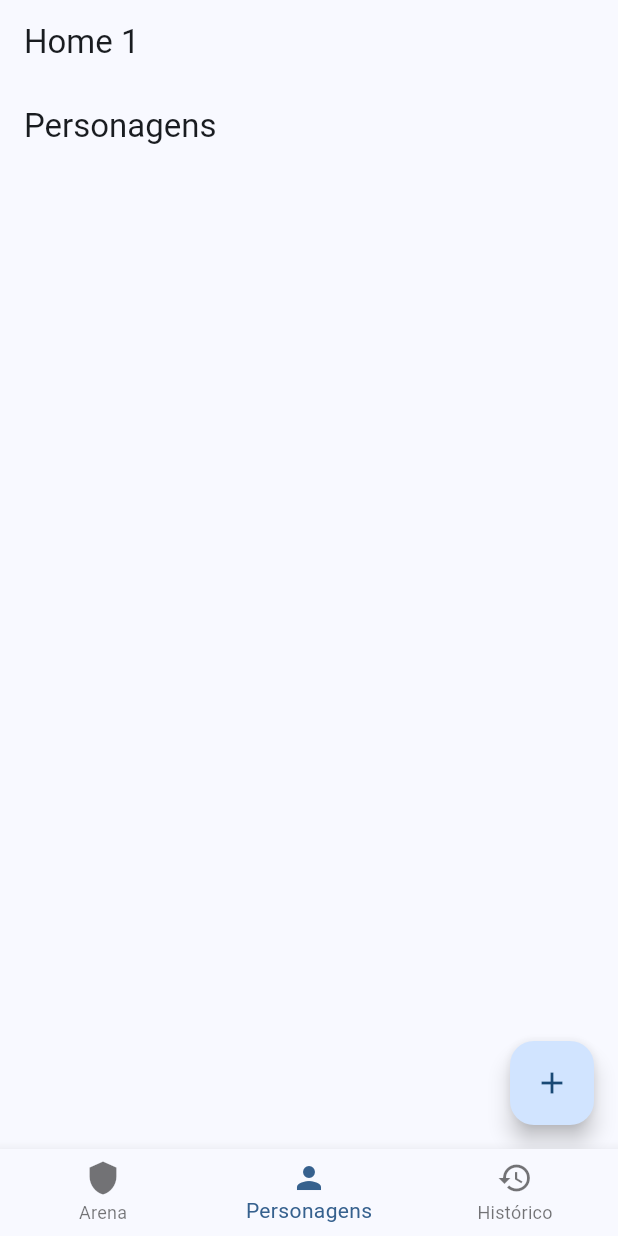
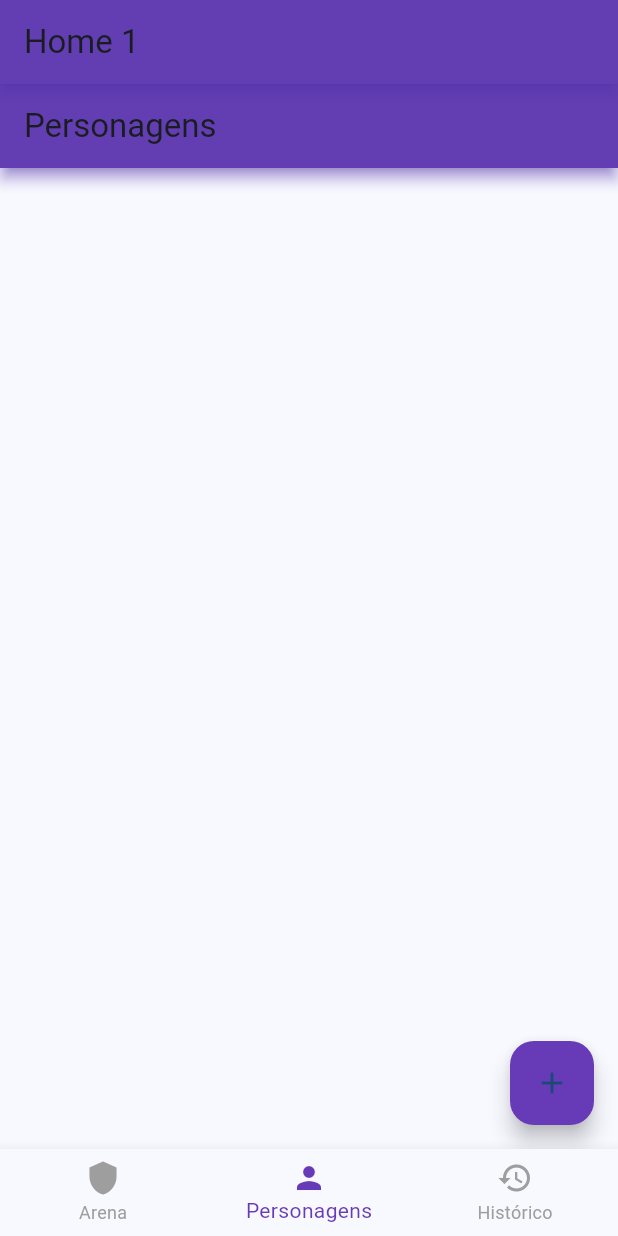
Before and after one commit to luisshooter/rpg_dart, a Flutter app: the screen it shows after launch, item 2 of the bottom bar chosen, on a phone screen of 412 x 824 dp. Run offline on Flutter 3.47's test engine with Material 3 defaults, Android fonts, the phone set to English and light mode, and no system bars.

Commit message:
style: modernize UI theme with deep purple colors and update visuals; add professional README for GitHub

```diff
--- a/rpg_app-aula-18-11-2025/lib/presenter/home/home_view.dart
+++ b/rpg_app-aula-18-11-2025/lib/presenter/home/home_view.dart
@@ -17,7 +17,12 @@ class _HomeViewState extends State<HomeView> {
   @override
   Widget build(BuildContext context) {
     return Scaffold(
-      appBar: AppBar(title: Text('Home $_itemSelecionado')),
+      appBar: AppBar(
+        title: Text('Home $_itemSelecionado'),
+        backgroundColor: Colors.deepPurple,
+        elevation: 4,
+        shadowColor: Colors.deepPurpleAccent,
+      ),
       body: IndexedStack(
         index: _itemSelecionado,
         children: _telas,
@@ -29,6 +34,9 @@ class _HomeViewState extends State<HomeView> {
             _itemSelecionado = index;
           });
         },
+        selectedItemColor: Colors.deepPurple,
+        unselectedItemColor: Colors.grey,
+        showUnselectedLabels: true,
         items: [
           BottomNavigationBarItem(icon: Icon(Icons.shield), label: 'Arena'),
           BottomNavigationBarItem(
--- a/rpg_app-aula-18-11-2025/lib/presenter/personagens/personagens_view.dart
+++ b/rpg_app-aula-18-11-2025/lib/presenter/personagens/personagens_view.dart
@@ -16,9 +16,15 @@ class _PersonagensViewState extends State<PersonagensView> {
   @override
   Widget build(BuildContext context) {
     return Scaffold(
-      appBar: AppBar(title: const Text('Personagens')),
+      appBar: AppBar(
+        title: const Text('Personagens'),
+        backgroundColor: Colors.deepPurple,
+        elevation: 4,
+        shadowColor: Colors.deepPurpleAccent,
+      ),
       body: _construirLista(),
       floatingActionButton: FloatingActionButton(
+        backgroundColor: Colors.deepPurple,
         child: const Icon(Icons.add),
         onPressed: () async {
           final result = await Navigator.push(
```
Also changed, not shown: rpg_app-aula-18-11-2025/lib/presenter/personagens/cadastro_personagem_view.dart (+31 -11 lines), 1 other file.
